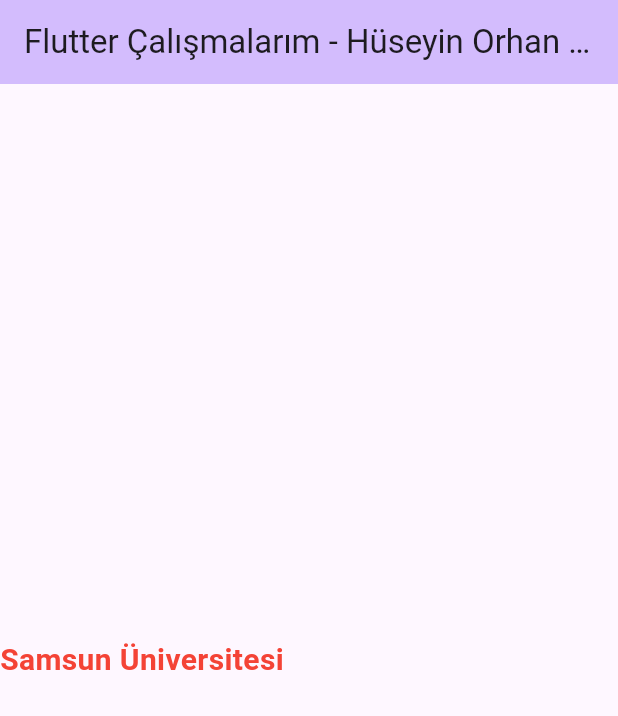
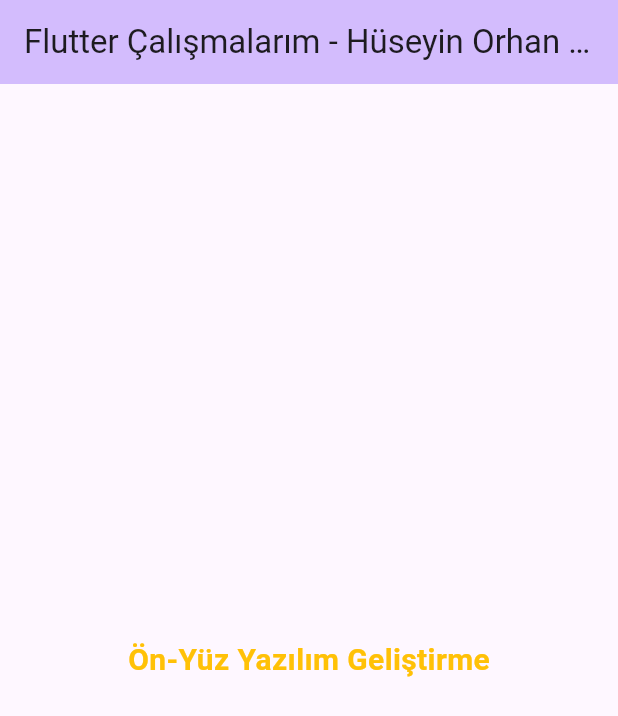
Before and after one commit to orhankrty/flutterCalismalarim, a Flutter app: the screen it shows after launch, on a phone screen of 412 x 824 dp. Shown: the top 716 px of the screen. Run offline on Flutter 3.47's test engine with Material 3 defaults, Android fonts, the phone set to English and light mode, and no system bars.

Commit message:
column içinde center kullanımı ile tek widget (text widget) ortalama çalışması kodlandı

```diff
--- a/flutter_calismalarim/lib/main.dart
+++ b/flutter_calismalarim/lib/main.dart
@@ -49,16 +49,33 @@ class _MyHomePageState extends State<MyHomePage> {
       body: Column(
         mainAxisAlignment: MainAxisAlignment.center,
         children: [
-          Text(
-            "Samsun Üniversitesi",
-            style: TextStyle(
-              color: Colors.red,
-              fontSize: 20,
-              fontWeight: FontWeight.bold,
+          Center(
+            child: Text(
+              "Ön-Yüz Yazılım Geliştirme",
+              style: TextStyle(
+                color: Colors.amber,
+                fontSize: 20,
+                fontWeight: FontWeight.bold,
+              ),
             ),
           ),
         ],
       ),
+
+
+      // body: Column(
+      //   mainAxisAlignment: MainAxisAlignment.center,
+      //   children: [
+      //     Text(
+      //       "Samsun Üniversitesi",
+      //       style: TextStyle(
+      //         color: Colors.red,
+      //         fontSize: 20,
+      //         fontWeight: FontWeight.bold,
+      //       ),
+      //     ),
+      //   ],
+      // ),
 
 
 
```
